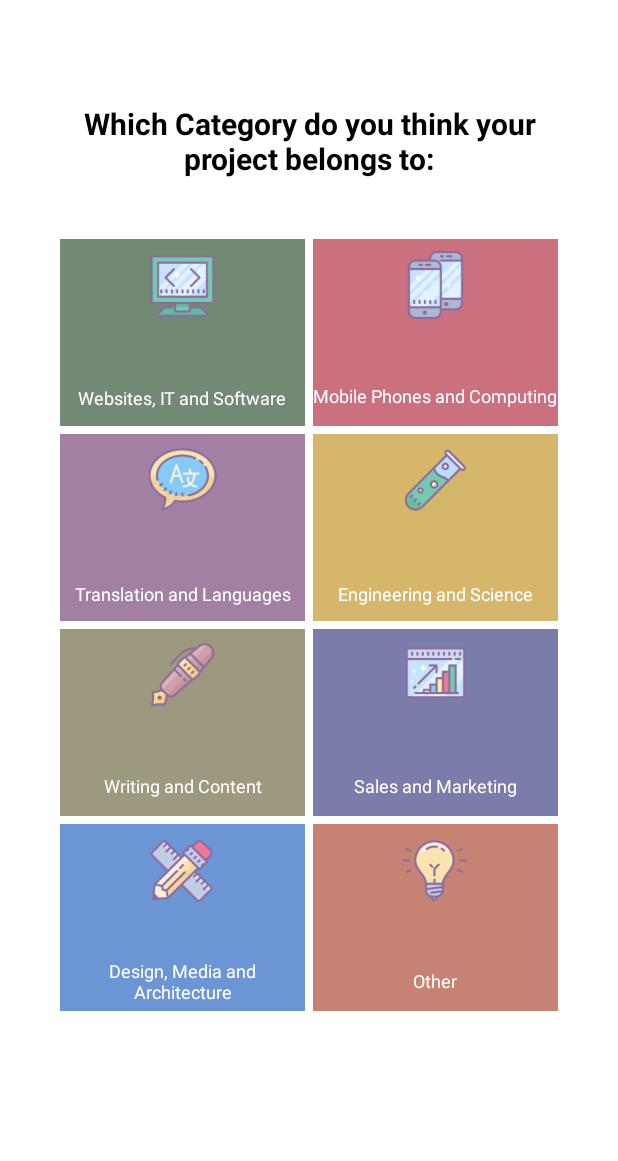
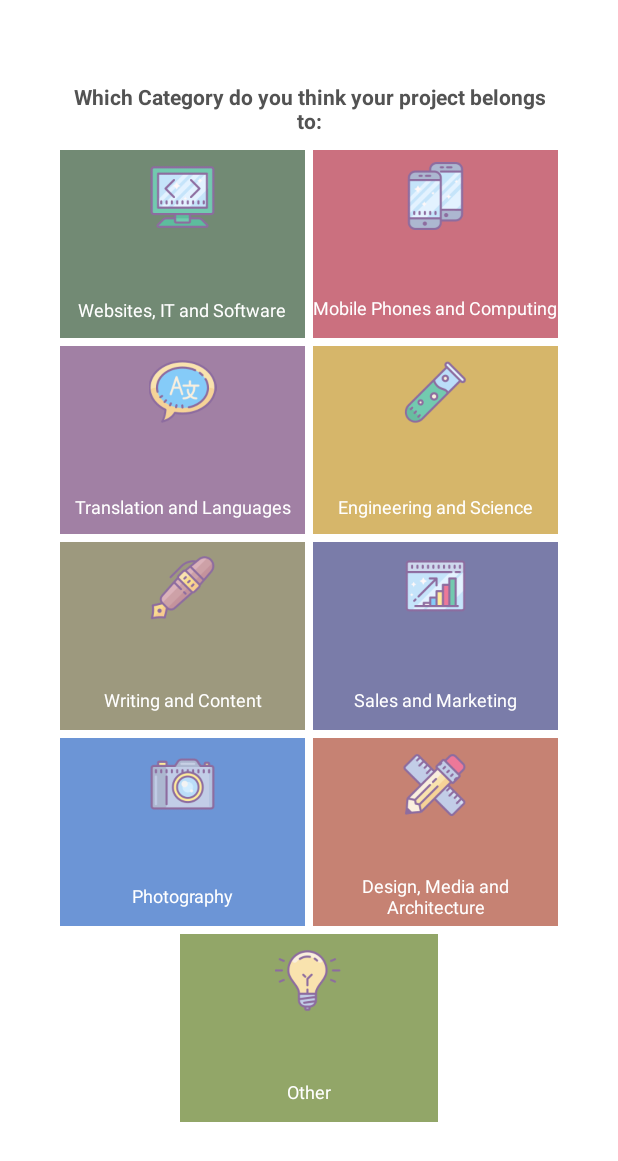
Before and after one commit to kaanozgen12/HoneyBadgersApp, an Android app: the CategoryActivity screen opened directly, with no data from a screen before it, on a phone screen of 412 x 824 dp. Shown: the top 1161 px of the screen. Run offline under Robolectric (Android 15) with nearby library versions, the phone set to English and light mode, and no system bars.

Commit message:
Last category is also working

```diff
--- a/app/src/main/java/honeybadgersapp/honeybadgers/Activities/CategoryActivity.java
+++ b/app/src/main/java/honeybadgersapp/honeybadgers/Activities/CategoryActivity.java
@@ -23,6 +23,7 @@ public class CategoryActivity extends AppCompatActivity {
                 i.putExtra("project_id", "-1");
                 startActivity(i);
                 finish();
+
             }
         });
         RelativeLayout relative2 = (RelativeLayout) findViewById(R.id.button_with_image_above_text2);
@@ -35,6 +36,7 @@ public class CategoryActivity extends AppCompatActivity {
                 i.putExtra("project_id", "-1");
                 startActivity(i);
                 finish();
+
 
             }
         });
@@ -49,6 +51,7 @@ public class CategoryActivity extends AppCompatActivity {
                 startActivity(i);
                 finish();
 
+
             }
         });
         RelativeLayout relative4 = (RelativeLayout) findViewById(R.id.button_with_image_above_text4);
@@ -61,6 +64,7 @@ public class CategoryActivity extends AppCompatActivity {
                 i.putExtra("project_id", "-1");
                 startActivity(i);
                 finish();
+
             }
         });
         RelativeLayout relative5 = (RelativeLayout) findViewById(R.id.button_with_image_above_text5);
@@ -73,6 +77,7 @@ public class CategoryActivity extends AppCompatActivity {
                 i.putExtra("project_id", "-1");
                 startActivity(i);
                 finish();
+
             }
         });
         RelativeLayout relative6 = (RelativeLayout) findViewById(R.id.button_with_image_above_text6);
@@ -85,6 +90,7 @@ public class CategoryActivity extends AppCompatActivity {
                 i.putExtra("project_id", "-1");
                 startActivity(i);
                 finish();
+
             }
         });
         RelativeLayout relative7 = (RelativeLayout) findViewById(R.id.button_with_image_above_text7);
@@ -92,11 +98,12 @@ public class CategoryActivity extends AppCompatActivity {
             @Override
             public void onClick(View v){
                 Intent i = new Intent(CategoryActivity.this, CreateProject.class);
-                i.putExtra("categoryname","Design, Media and Architecture");
+                i.putExtra("categoryname","Photography");
                 i.putExtra("category",7);
                 i.putExtra("project_id", "-1");
                 startActivity(i);
                 finish();
+
             }
         });
         RelativeLayout relative8 = (RelativeLayout) findViewById(R.id.button_with_image_above_text8);
@@ -104,11 +111,25 @@ public class CategoryActivity extends AppCompatActivity {
             @Override
             public void onClick(View v){
                 Intent i = new Intent(CategoryActivity.this, CreateProject.class);
-                i.putExtra("categoryname","Other");
+                i.putExtra("categoryname","Design, Media and Architecture");
                 i.putExtra("category",8);
                 i.putExtra("project_id", "-1");
                 startActivity(i);
                 finish();
+
+            }
+        });
+        RelativeLayout relative9 = (RelativeLayout) findViewById(R.id.button_with_image_above_text9);
+        relative9.setOnClickListener(new View.OnClickListener(){
+            @Override
+            public void onClick(View v){
+                Intent i = new Intent(CategoryActivity.this, CreateProject.class);
+                i.putExtra("categoryname","Other");
+                i.putExtra("category",9);
+                i.putExtra("project_id", "-1");
+                startActivity(i);
+                finish();
+
             }
         });
     }
--- a/app/src/main/res/layout/activity_category.xml
+++ b/app/src/main/res/layout/activity_category.xml
@@ -23,16 +23,16 @@
 
             <TextView
                 android:layout_width="match_parent"
-                android:layout_height="30dp"
-                android:layout_marginTop="40dp"
+                android:layout_height="20dp"
+                android:layout_marginTop="20dp"
                 android:layout_marginLeft="40dp"
                 android:layout_marginRight="40dp"
                 android:layout_gravity="bottom"
                 android:layout_weight="1"
                 android:gravity="bottom|center"
                 android:text="Which Category do you think your project belongs to:"
-                android:textColor="#000000"
-                android:textSize="20dp"
+                android:textColor="@color/item_name"
+                android:textSize="14dp"
                 android:textStyle="bold" />
 
             <LinearLayout
@@ -40,7 +40,7 @@
                 android:layout_height="50dp"
                 android:layout_centerHorizontal="true"
                 android:layout_marginLeft="40dp"
-                android:layout_marginTop="40dp"
+                android:layout_marginTop="10dp"
                 android:layout_marginRight="40dp"
                 android:layout_weight="1.5"
                 android:orientation="horizontal"
@@ -312,7 +312,7 @@
                         android:layout_gravity="center"
                         android:layout_marginTop="8dp"
                         android:layout_weight="1.5"
-                        android:src="@drawable/icons8_design" />
+                        android:src="@drawable/icons_camera" />
 
                     <TextView
                         android:layout_width="match_parent"
@@ -323,7 +323,7 @@
                         android:layout_marginBottom="5dp"
                         android:layout_weight="1"
                         android:gravity="center"
-                        android:text="Design, Media and Architecture"
+                        android:text="Photography"
                         android:textColor="#fff"
                         android:textSize="12sp" />
                 </RelativeLayout>
@@ -346,7 +346,7 @@
                     android:layout_gravity="center"
                     android:layout_marginTop="8dp"
                     android:layout_weight="1.5"
-                    android:src="@drawable/icons8_idea" />
+                    android:src="@drawable/icons8_design" />
 
                 <TextView
                     android:layout_width="match_parent"
@@ -357,10 +357,59 @@
                     android:layout_marginBottom="5dp"
                     android:layout_weight="1"
                     android:gravity="center"
-                    android:text="Other"
+                    android:text="Design, Media and Architecture"
                     android:textColor="#fff"
                     android:textSize="12sp" />
                 </RelativeLayout>
+
+            </LinearLayout>
+            <LinearLayout
+                android:layout_width="match_parent"
+                android:layout_height="50dp"
+                android:layout_marginLeft="120dp"
+                android:layout_marginTop="5dp"
+                android:layout_marginRight="120dp"
+                android:layout_weight="1.5"
+                android:orientation="horizontal"
+                android:weightSum="1">
+
+                <RelativeLayout xmlns:android="http://schemas.android.com/apk/res/android"
+                    android:id="@+id/button_with_image_above_text9"
+                    android:layout_width="0dp"
+                    android:layout_height="match_parent"
+                    android:layout_gravity="center"
+                    android:layout_weight="1"
+                    android:background="#92a668"
+                    android:clickable="true"
+                    android:orientation="vertical"
+                    android:weightSum="3">
+
+                    <ImageView
+                        android:layout_width="55dp"
+                        android:layout_height="45dp"
+                        android:layout_centerHorizontal="true"
+                        android:layout_gravity="center"
+                        android:layout_marginTop="8dp"
+                        android:layout_weight="1.5"
+                        android:src="@drawable/icons8_idea" />
+
+                    <TextView
+                        android:layout_width="match_parent"
+                        android:layout_height="30dp"
+                        android:layout_alignParentStart="true"
+                        android:layout_alignParentBottom="true"
+                        android:layout_gravity="center"
+                        android:layout_marginBottom="5dp"
+                        android:layout_weight="1"
+                        android:gravity="center"
+                        android:text="Other"
+                        android:textColor="#fff"
+                        android:textSize="12sp" />
+
+                </RelativeLayout>
+
+
+
 
             </LinearLayout>
         </LinearLayout>
```
Also changed, not shown: app/src/main/res/drawable/icons_camera.png (added).
